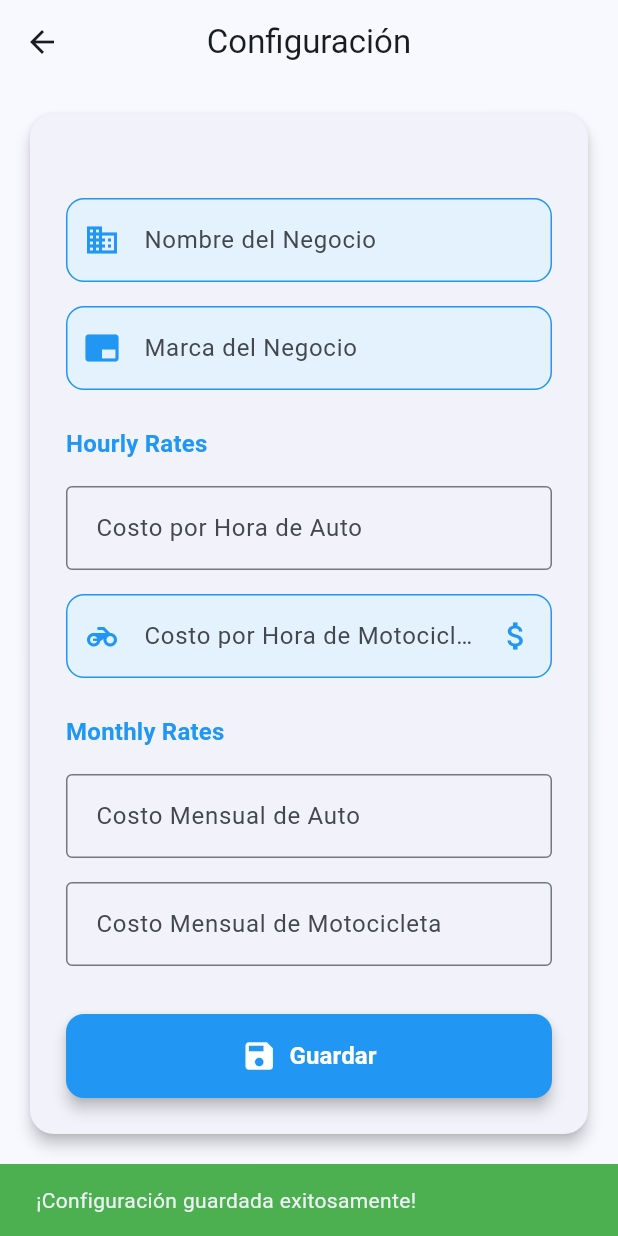
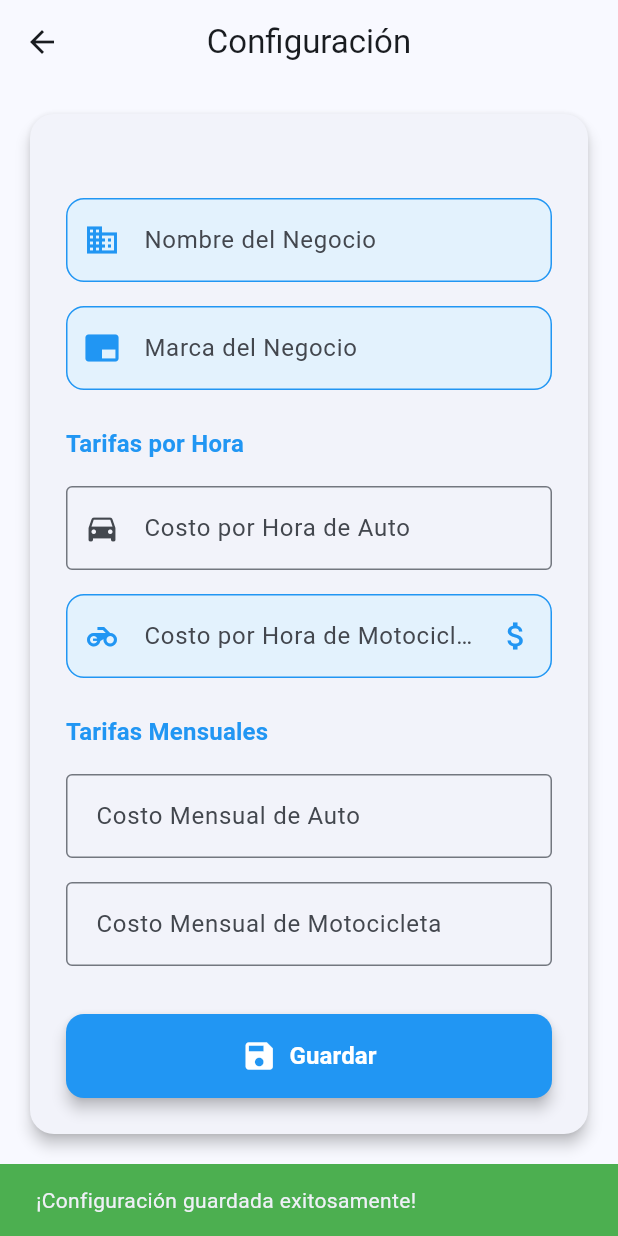
Before and after one commit to crisari666/parking_app, a Flutter app: the SetupPage screen opened by its route, after a tap on "Guardar", on a phone screen of 412 x 824 dp. Run offline on Flutter 3.47's test engine with Material 3 defaults, Android fonts, the phone set to English and light mode, and no system bars; our stand-ins replace auto_route, equatable, flutter_bloc, gap, get_it, hive and 2 more; accounts and stored records are empty; generated files the repository leaves out were written again.

Commit message:
Enhance setup form and submit button with localization and UI improvements
- Added a prefix icon to the CarHourCostField for better visual context.
- Updated SetupForm to utilize localized strings for 'Hourly Rates' and 'Monthly Rates', improving accessibility.
- Refactored SetupSubmitButton to include a BlocListener for navigation on successful setup submission, enhancing user flow.

```diff
--- a/lib/features/setup/presentation/widgets/car_hour_cost_field.dart
+++ b/lib/features/setup/presentation/widgets/car_hour_cost_field.dart
@@ -21,6 +21,7 @@ class CarHourCostField extends StatelessWidget {
       decoration: InputDecoration(
         labelText: label,
         border: const OutlineInputBorder(),
+        prefixIcon: const Icon(Icons.directions_car),
       ),
       onChanged: (value) {
         context.read<SetupBloc>().add(SetupCarHourCostChanged(value));
--- a/lib/features/setup/presentation/widgets/setup_form.dart
+++ b/lib/features/setup/presentation/widgets/setup_form.dart
@@ -51,7 +51,7 @@ class SetupForm extends StatelessWidget {
                         ),
                         const Gap(24),
                         Text(
-                          'Hourly Rates',
+                          l10n.hourlyRates,
                           style: Theme.of(context).textTheme.titleMedium?.copyWith(
                             color: Colors.blue,
                             fontWeight: FontWeight.bold,
@@ -69,7 +69,7 @@ class SetupForm extends StatelessWidget {
                         ),
                         const Gap(24),
                         Text(
-                          'Monthly Rates',
+                          l10n.monthlyRates,
                           style: Theme.of(context).textTheme.titleMedium?.copyWith(
                             color: Colors.blue,
                             fontWeight: FontWeight.bold,
--- a/lib/features/setup/presentation/widgets/setup_submit_button.dart
+++ b/lib/features/setup/presentation/widgets/setup_submit_button.dart
@@ -3,6 +3,7 @@ import 'package:flutter_bloc/flutter_bloc.dart';
 import 'package:quantum_parking_flutter/features/setup/presentation/bloc/setup_bloc.dart';
 import 'package:quantum_parking_flutter/features/setup/presentation/bloc/setup_event.dart';
 import 'package:flutter_gen/gen_l10n/app_localizations.dart';
+import 'package:quantum_parking_flutter/features/setup/presentation/bloc/setup_state.dart';
 
 class SetupSubmitButton extends StatelessWidget {
   const SetupSubmitButton({super.key});
@@ -11,7 +12,13 @@ class SetupSubmitButton extends StatelessWidget {
   Widget build(BuildContext context) {
     final l10n = AppLocalizations.of(context)!;
 
-    return ElevatedButton(
+    return BlocListener<SetupBloc, SetupState>(
+      listener: (context, state) {
+        if (state is SetupSuccess) {
+          Navigator.pushReplacementNamed(context, '/main_page');
+        }
+      },
+      child: ElevatedButton(
         onPressed: () {
           context.read<SetupBloc>().add(SetupSubmitted());
         },
@@ -38,6 +45,7 @@ class SetupSubmitButton extends StatelessWidget {
             ),
           ],
         ),
+      ),
     );
   }
 }
--- a/lib/l10n/app_en.arb
+++ b/lib/l10n/app_en.arb
@@ -99,5 +99,7 @@
   "motorcycleHourCost": "Motorcycle Hourly Cost",
   "carMonthlyCost": "Car Monthly Cost",
   "motorcycleMonthlyCost": "Motorcycle Monthly Cost",
-  "setupSavedSuccess": "Setup saved successfully!"
+  "setupSavedSuccess": "Setup saved successfully!",
+  "hourlyRates": "Tarifas por Hora",
+  "monthlyRates": "Tarifas Mensuales"
 }
--- a/lib/l10n/app_es.arb
+++ b/lib/l10n/app_es.arb
@@ -99,5 +99,7 @@
   "motorcycleHourCost": "Costo por Hora de Motocicleta",
   "carMonthlyCost": "Costo Mensual de Auto",
   "motorcycleMonthlyCost": "Costo Mensual de Motocicleta",
-  "setupSavedSuccess": "¡Configuración guardada exitosamente!"
+  "setupSavedSuccess": "¡Configuración guardada exitosamente!",
+  "hourlyRates": "Tarifas por Hora",
+  "monthlyRates": "Tarifas Mensuales"
 }
```
Lines whose indentation alone changed are shown as unchanged.
